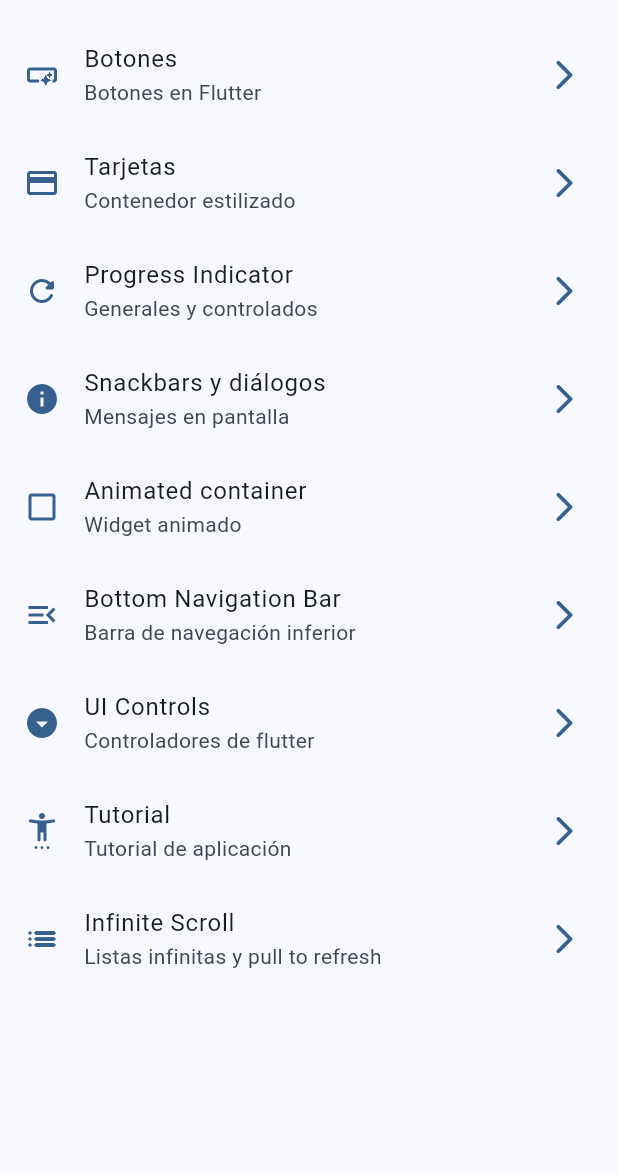
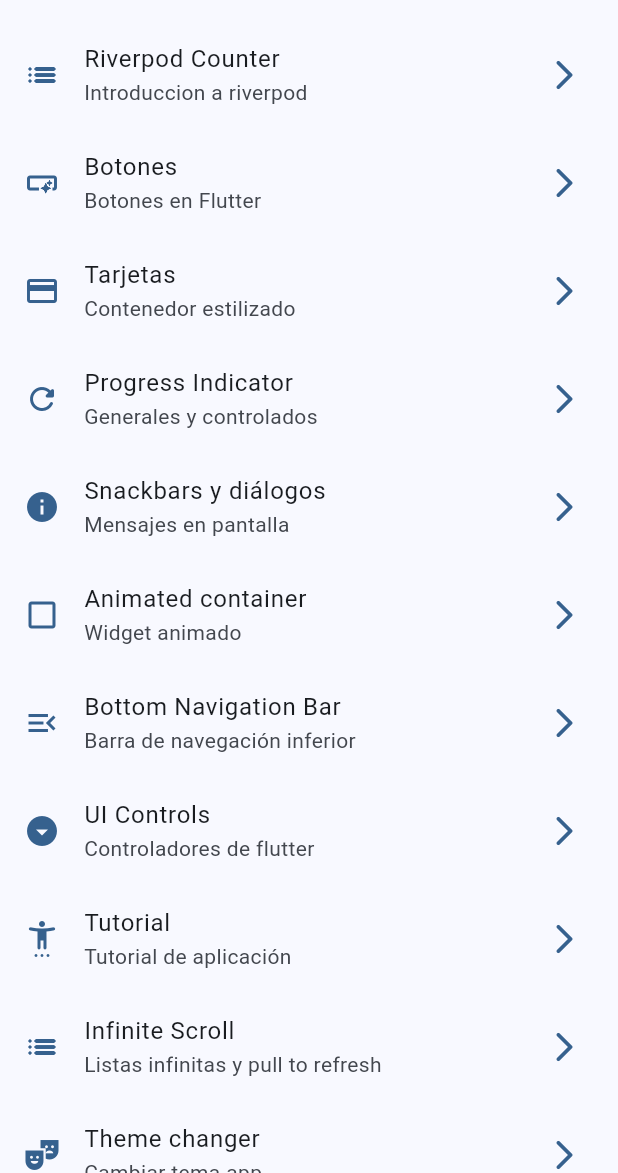
Before and after one commit to HitMonChann/widgets_app, a Flutter app: the screen it shows after launch, on a phone screen of 412 x 824 dp, the part 63-1236 px from its top. Run offline on Flutter 3.47's test engine with Material 3 defaults, Android fonts, the phone set to English and light mode, and no system bars; our stand-ins replace animate_do, flutter_riverpod, fluttertoast, go_router, page_view_dot_indicator.

Commit message:
[WIP] - Pantalla para el cambio de color y para cambiar el modo de la aplicacion

```diff
--- a/lib/config/menu/menu_items.dart
+++ b/lib/config/menu/menu_items.dart
@@ -14,6 +14,12 @@ class MenuItem {
 }
 
 const appMenuItems = <MenuItem>[
+  MenuItem(
+    title: 'Riverpod Counter',
+    subTitle: 'Introduccion a riverpod',
+    link: '/counter',
+    icon: Icons.list_rounded,
+  ),
   MenuItem(
     title: 'Botones',
     subTitle: 'Botones en Flutter',
@@ -68,4 +74,10 @@ const appMenuItems = <MenuItem>[
     link: '/infinite',
     icon: Icons.list_rounded,
   ),
+  MenuItem(
+    title: 'Theme changer',
+    subTitle: 'Cambiar tema app',
+    link: '/theme-changer',
+    icon: Icons.theater_comedy_sharp,
+  ),
 ];
--- a/lib/config/router/app_router.dart
+++ b/lib/config/router/app_router.dart
@@ -1,7 +1,9 @@
 // GoRouter configuration
 import 'package:go_router/go_router.dart';
+import 'package:widgets_app/presentation/screens/counter/counter_screen.dart';
 import 'package:widgets_app/presentation/screens/home/botton_nav_bar.dart';
 import 'package:widgets_app/presentation/screens/screens.dart';
+import 'package:widgets_app/presentation/screens/theme_changer/theme_changer.dart';
 
 final router = GoRouter(
   initialLocation: '/',
@@ -46,5 +48,13 @@ final router = GoRouter(
       path: '/infinite',
       builder: (context, state) => const InfiniteScrollScreen(),
     ),
+    GoRoute(
+      path: '/counter',
+      builder: (context, state) => const CounterScreen(),
+    ),
+    GoRoute(
+      path: '/theme-changer',
+      builder: (context, state) => const ThemeChanger(),
+    ),
   ],
 );
--- a/lib/config/theme/app_theme.dart
+++ b/lib/config/theme/app_theme.dart
@@ -14,8 +14,9 @@ const colorsList = <Color>[
 
 class AppTheme {
   final int selectedColor;
+  final bool isDarkMode;
 
-  AppTheme({this.selectedColor = 0})
+  AppTheme({this.selectedColor = 0, this.isDarkMode = false})
       : assert(
           selectedColor >= 0,
           'SelectedColor must be greeter than 0',
@@ -26,6 +27,7 @@ class AppTheme {
         );
 
   ThemeData getTheme() => ThemeData(
+        brightness: isDarkMode ? Brightness.dark : Brightness.light,
         colorSchemeSeed: colorsList[selectedColor],
       );
 }
--- a/lib/main.dart
+++ b/lib/main.dart
@@ -1,21 +1,32 @@
 import 'package:flutter/material.dart';
 import 'package:widgets_app/config/router/app_router.dart';
 import 'package:widgets_app/config/theme/app_theme.dart';
+import 'package:flutter_riverpod/flutter_riverpod.dart';
+import 'package:widgets_app/presentation/providers/theme_provider.dart';
 
 void main() {
-  runApp(const MainApp());
+  runApp(
+    const ProviderScope(
+      child: MainApp(),
+    ),
+  );
 }
 
-class MainApp extends StatelessWidget {
+class MainApp extends ConsumerWidget {
   const MainApp({super.key});
 
   @override
-  Widget build(BuildContext context) {
+  Widget build(BuildContext context, WidgetRef ref) {
+    final selectedColor = ref.watch(selectedColorProvider);
+    final isDarkMode = ref.watch(isDarkModeProvider);
     return MaterialApp.router(
       title: 'Flutter Widgets',
       routerConfig: router,
       debugShowCheckedModeBanner: false,
-      theme: AppTheme(selectedColor: 0).getTheme(),
+      theme: AppTheme(
+        selectedColor: selectedColor,
+        isDarkMode: isDarkMode,
+      ).getTheme(),
     );
   }
 }
--- /dev/null
+++ b/lib/presentation/providers/counter_provider.dart
@@ -0,0 +1,3 @@
+import 'package:flutter_riverpod/flutter_riverpod.dart';
+
+final counterProvider = StateProvider((ref) => 5);
--- /dev/null
+++ b/lib/presentation/providers/theme_provider.dart
@@ -0,0 +1,10 @@
+import 'package:flutter_riverpod/flutter_riverpod.dart';
+import 'package:widgets_app/config/theme/app_theme.dart';
+
+final isDarkModeProvider = StateProvider<bool>((ref) => false);
+
+// Listado de colores inmutable
+final colorsProvider = Provider((ref) => colorsList);
+
+// Un simple entero
+final selectedColorProvider = StateProvider<int>((ref) => 0);
--- a/lib/presentation/screens/screens.dart
+++ b/lib/presentation/screens/screens.dart
@@ -1,3 +1,5 @@
+export 'package:widgets_app/presentation/screens/theme_changer/theme_changer.dart';
+
 export 'package:widgets_app/presentation/screens/animated/animated_screen.dart';
 export 'package:widgets_app/presentation/screens/app_tutorial/app_tutorial_screen.dart';
 export 'package:widgets_app/presentation/screens/infinite_scroll/infinite_scroll_screen.dart';
--- a/pubspec.yaml
+++ b/pubspec.yaml
@@ -1,15 +1,16 @@
 name: widgets_app
 description: "A new Flutter project."
-publish_to: 'none'
+publish_to: "none"
 version: 0.1.0
 
 environment:
-  sdk: '>=3.3.0 <4.0.0'
+  sdk: ">=3.3.0 <4.0.0"
 
 dependencies:
   animate_do: ^3.3.4
   flutter:
     sdk: flutter
+  flutter_riverpod: ^2.4.10
   fluttertoast: ^8.2.4
   go_router: ^13.2.0
   page_view_dot_indicator: ^2.3.0
```
Also changed, not shown: lib/presentation/screens/counter/counter_screen.dart (added, +41 -0 lines), lib/presentation/screens/theme_changer/theme_changer.dart (added, +57 -0 lines), pubspec.lock.
